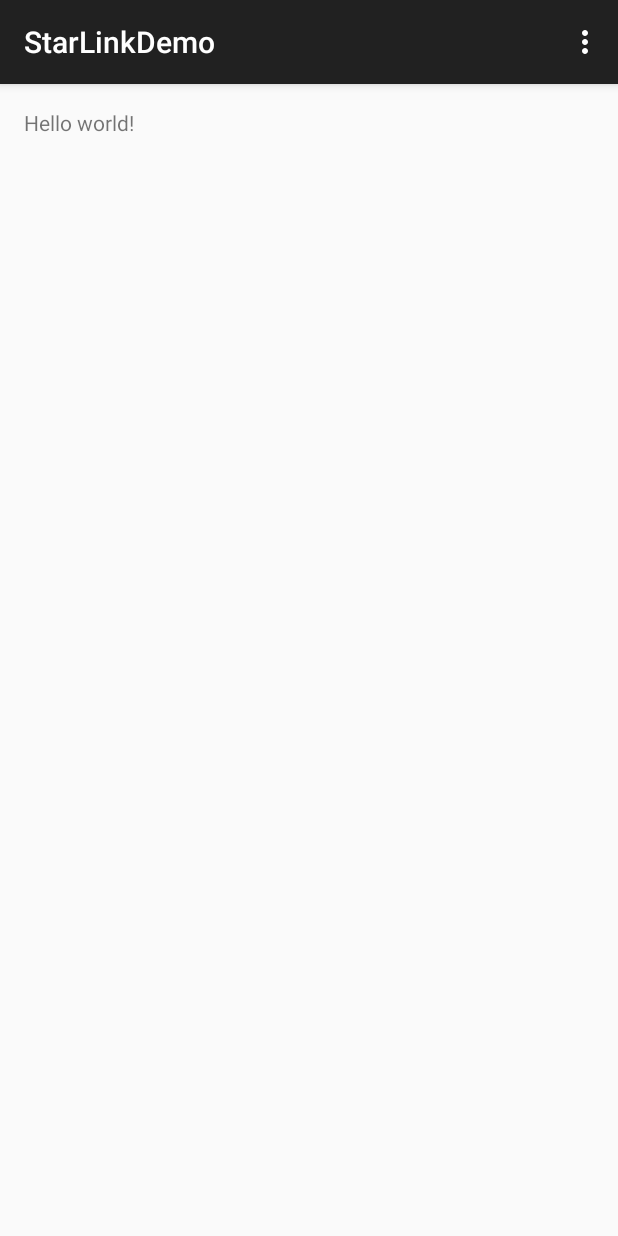
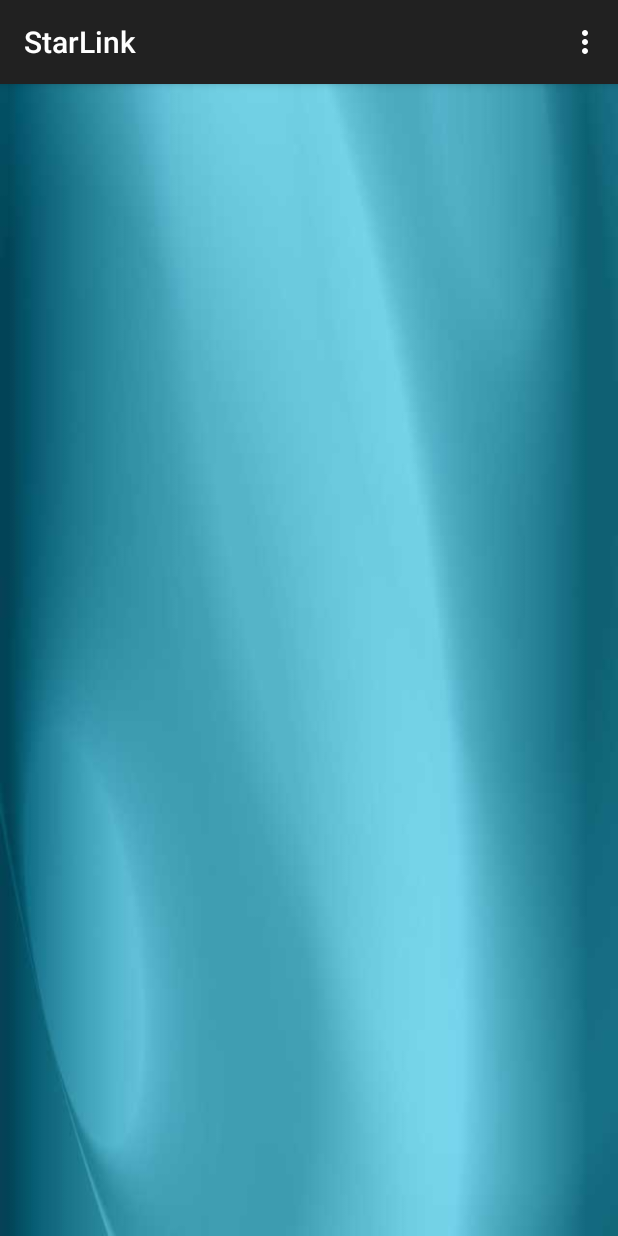
Before and after one commit to IronBlossom/StarLinkDemo, an Android app: the screen it shows after launch (MainActivity), on a phone screen of 412 x 824 dp. Run offline under Robolectric (Android 15) with nearby library versions, the phone set to English and light mode, and no system bars.

Commit message:
Initial commit

```diff
--- a/app/src/main/java/com/ael_bd/starlinkdemo/MainActivity.java
+++ b/app/src/main/java/com/ael_bd/starlinkdemo/MainActivity.java
@@ -1,7 +1,7 @@
 package com.ael_bd.starlinkdemo;
 
+import android.os.Bundle;
 import android.support.v7.app.ActionBarActivity;
-import android.os.Bundle;
 import android.util.Log;
 import android.view.Menu;
 import android.view.MenuItem;
@@ -19,7 +19,7 @@ public class MainActivity extends ActionBarActivity {
         new Thread(new Runnable() {
             @Override
             public void run() {
-
+                Log.v("THE","ONLY");
             }
         });
 
@@ -41,6 +41,8 @@ public class MainActivity extends ActionBarActivity {
 
         //noinspection SimplifiableIfStatement
         if (id == R.id.action_settings) {
+
+
             return true;
         }
 
--- a/app/src/main/res/layout/activity_main.xml
+++ b/app/src/main/res/layout/activity_main.xml
@@ -3,9 +3,7 @@
     android:layout_height="match_parent" android:paddingLeft="@dimen/activity_horizontal_margin"
     android:paddingRight="@dimen/activity_horizontal_margin"
     android:paddingTop="@dimen/activity_vertical_margin"
-    android:paddingBottom="@dimen/activity_vertical_margin" tools:context=".MainActivity">
-
-    <TextView android:text="@string/hello_world" android:layout_width="wrap_content"
-        android:layout_height="wrap_content" />
+    android:paddingBottom="@dimen/activity_vertical_margin"
+    tools:context=".MainActivity">
 
 </RelativeLayout>
--- a/app/src/main/res/menu/menu_main.xml
+++ b/app/src/main/res/menu/menu_main.xml
@@ -1,6 +1,10 @@
 <menu xmlns:android="http://schemas.android.com/apk/res/android"
     xmlns:app="http://schemas.android.com/apk/res-auto"
-    xmlns:tools="http://schemas.android.com/tools" tools:context=".MainActivity">
-    <item android:id="@+id/action_settings" android:title="@string/action_settings"
-        android:orderInCategory="100" app:showAsAction="never" />
+    xmlns:tools="http://schemas.android.com/tools"
+    tools:context=".MainActivity">
+    <item
+        android:id="@+id/action_settings"
+        android:orderInCategory="100"
+        android:title="@string/action_settings"
+        app:showAsAction="never" />
 </menu>
--- a/app/src/main/res/values/strings.xml
+++ b/app/src/main/res/values/strings.xml
@@ -2,6 +2,7 @@
 <resources>
 
     <string name="app_name">StarLinkDemo</string>
+    <string name="activity1_name">StarLink</string>
     <string name="hello_world">Hello world!</string>
     <string name="action_settings">Settings</string>
 
--- a/app/src/main/res/values/styles.xml
+++ b/app/src/main/res/values/styles.xml
@@ -2,7 +2,7 @@
 
     <!-- Base application theme. -->
     <style name="AppTheme" parent="Theme.AppCompat.Light.DarkActionBar">
-        <!-- Customize your theme here. -->
+        <item name="android:windowBackground" >@drawable/base_back</item>
     </style>
 
 </resources>
```
Also changed, not shown: app/src/main/AndroidManifest.xml (+5 -5 lines), app/src/main/res/drawable-hdpi/icon.jpg (added), app/src/main/res/drawable-mdpi/icon.jpg (added), app/src/main/res/drawable-xhdpi/icon.jpg (added), app/src/main/res/drawable-xxhdpi/icon.jpg (added), app/src/main/res/drawable/base_back.jpg (added), 1 other file.
